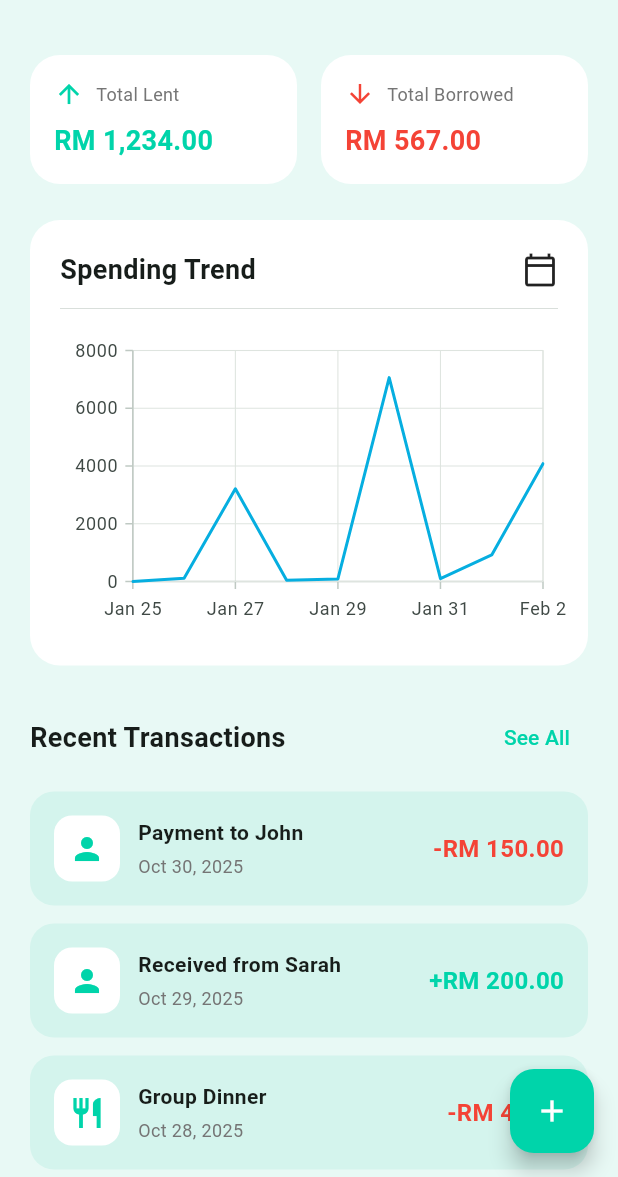
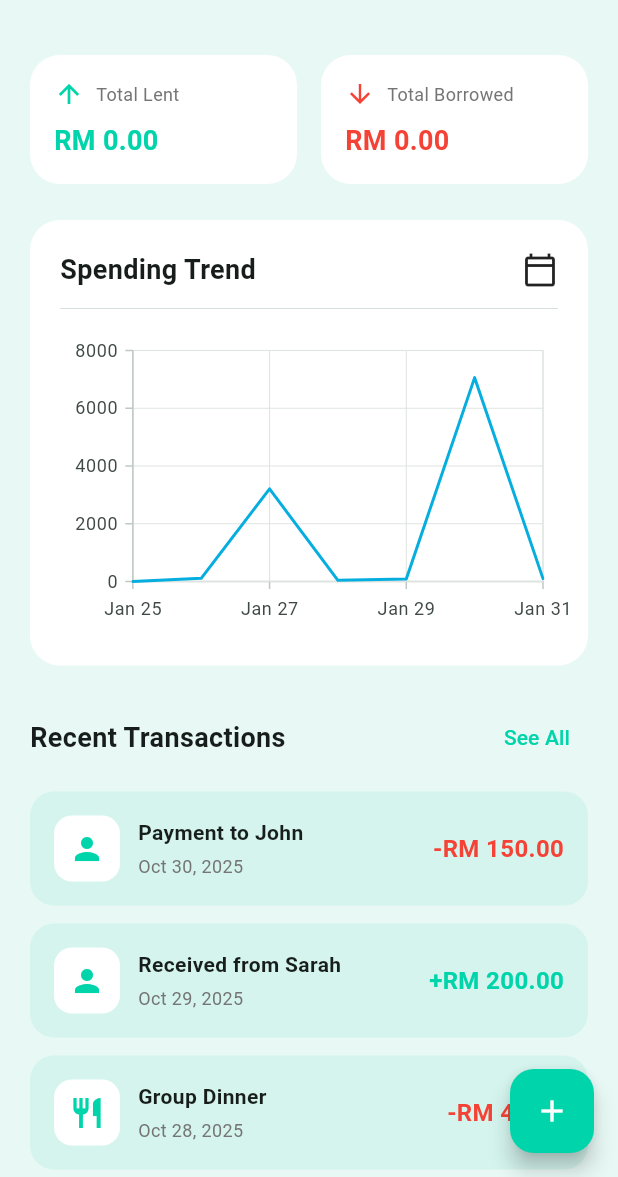
Before and after one commit to MirulFikri/fyp_tallypath, a Flutter app: the MainHomeScreen screen opened directly, on a phone screen of 412 x 824 dp, the part 59-1236 px from its top. Run offline on Flutter 3.47's test engine with Material 3 defaults, Android fonts, the phone set to English and light mode, and no system bars; our stand-ins replace shared_preferences, syncfusion_flutter_charts; missing offline and left inert: number_editing_controller; accounts and stored records are empty; Roboto replaces fonts that are missing (Poppins).

Commit message:
WIP Home Screen: total lent, total debt

```diff
--- a/lib/screens/main_home_screen.dart
+++ b/lib/screens/main_home_screen.dart
@@ -1,7 +1,9 @@
 import 'dart:math';
 
 import 'package:flutter/material.dart';
+import 'package:fyp_tallypath/globals.dart';
 import 'package:fyp_tallypath/screens/notification_screen.dart';
+import 'package:fyp_tallypath/user_data.dart';
 import 'package:syncfusion_flutter_charts/charts.dart';
 
 class MainHomeScreen extends StatefulWidget {
@@ -12,7 +14,19 @@ class MainHomeScreen extends StatefulWidget {
 }
 
 class _MainHomeScreenState extends State<MainHomeScreen> {
-  final Map<String, num> rawData = {"May": 10, "Jun": 53, "July": 61};
+  num totalDebt = 0;
+  num totalLent = 0;
+
+  @override
+  void initState() {
+    for (var groupBalance in UserData().balanceList) {
+      for (var balance in groupBalance) {
+        if (balance["debtor"] == UserData().id) totalDebt += balance["amount"];
+        if (balance["creditor"] == UserData().id) totalLent += balance["amount"];
+      }
+    }
+    super.initState();
+  }
 
 
   @override
@@ -27,14 +41,30 @@ class _MainHomeScreenState extends State<MainHomeScreen> {
             SalesData(DateTime(2010, 1, 29), 90),
             SalesData(DateTime(2010, 1, 30), 7060),
             SalesData(DateTime(2010, 1, 31), 100),
-            SalesData(DateTime(2010, 2, 1), 920),
-            SalesData(DateTime(2010, 2, 2), 4080),
+            // SalesData(DateTime(2010, 2, 1), 920),
+            // SalesData(DateTime(2010, 2, 2), 4080),
             // SalesData(DateTime(2010, 2, 3), 0),
-            // SalesData(DateTime(2010, 2, 4), 0),
+            // SalesData(DateTime(2010, 2, 4), 1240),
             // SalesData(DateTime(2010, 2, 5), 0),
-            // SalesData(DateTime(2010, 2, 6), 0),
+            // SalesData(DateTime(2010, 2, 6), 200),
             // SalesData(DateTime(2010, 2, 7), 0),
             // SalesData(DateTime(2010, 2, 8), 0),
+            // SalesData(DateTime(2010, 2, 9), 0),
+            // SalesData(DateTime(2010, 2, 10), 0),
+            // SalesData(DateTime(2010, 2, 11), 0),
+            // SalesData(DateTime(2010, 2, 12), 0),
+            // SalesData(DateTime(2010, 2, 13), 0),
+            // SalesData(DateTime(2010, 2, 14), 0),
+            // SalesData(DateTime(2010, 2, 15), 0),
+            // SalesData(DateTime(2010, 2, 16), 100),
+            // SalesData(DateTime(2010, 2, 17), 0),
+            // SalesData(DateTime(2010, 2, 18), 0),
+            // SalesData(DateTime(2010, 2, 19), 0),
+            // SalesData(DateTime(2010, 2, 20), 312.5),
+            // SalesData(DateTime(2010, 2, 21), 0),
+            // SalesData(DateTime(2010, 2, 22), 0),
+            // SalesData(DateTime(2010, 2, 23), 0),
+            // SalesData(DateTime(2010, 2, 24), 1234),
 
         ];
 
@@ -93,7 +123,7 @@ class _MainHomeScreenState extends State<MainHomeScreen> {
                   Expanded(
                     child: _buildSummaryCard(
                       'Total Lent',
-                      'RM 1,234.00',
+                      Globals.formatCurrency(totalLent.toDouble()/100),
                       const Color(0xFF00D4AA),
                       Icons.arrow_upward,
                     ),
@@ -102,7 +132,7 @@ class _MainHomeScreenState extends State<MainHomeScreen> {
                   Expanded(
                     child: _buildSummaryCard(
                       'Total Borrowed',
-                      'RM 567.00',
+                      Globals.formatCurrency(totalDebt.toDouble()/100),
                       Colors.red,
                       Icons.arrow_downward,
                     ),
--- a/lib/screens/main_navigation_screen.dart
+++ b/lib/screens/main_navigation_screen.dart
@@ -31,8 +31,8 @@ class _MainNavigationScreenState extends State<MainNavigationScreen> {
 
   @override
   void initState(){
+    UserData().updateGroupList();
     super.initState();
-    UserData().updateGroupList();
   }
 
   @override
```
